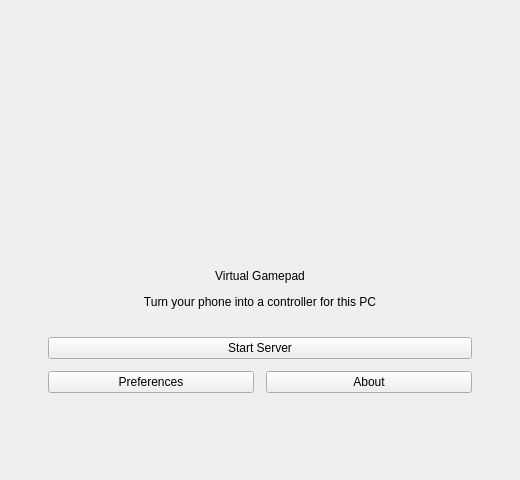
Qt form src/ui/mainmenu.ui (horse-3903/AirDeck-PC) before a commit.
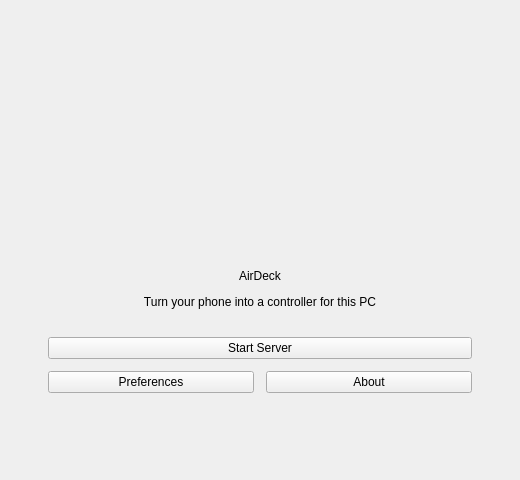
The same form after that commit. Icons and pictures are not drawn.

Commit message: Rename the project to AirDeck and bump to 0.5.0

Diff of the .ui file:
```diff
--- a/src/ui/mainmenu.ui
+++ b/src/ui/mainmenu.ui
@@ -64,7 +64,7 @@
    <item>
     <widget class="QLabel" name="titleLabel">
      <property name="text">
-      <string>Virtual Gamepad</string>
+      <string>AirDeck</string>
      </property>
      <property name="alignment">
       <set>Qt::AlignCenter</set>
```
The commit also changes 25 other files.
